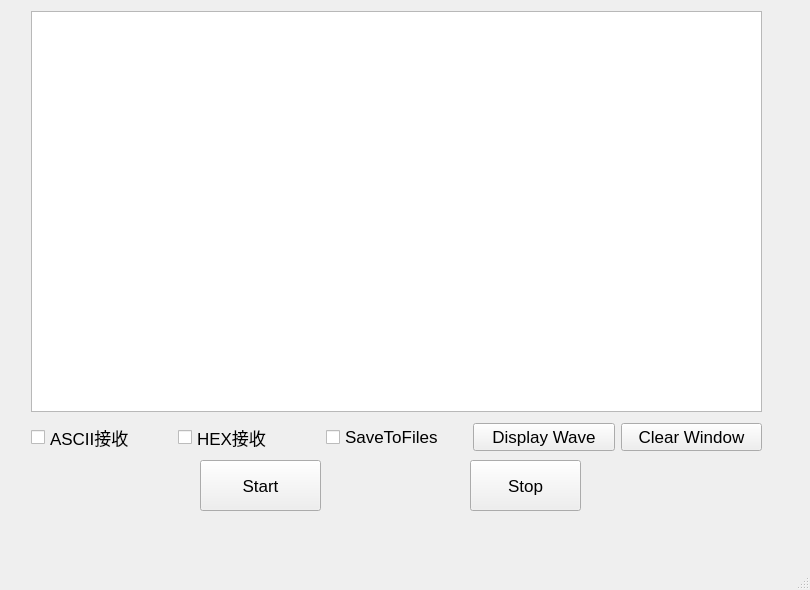
Before: the Qt Designer form mainwindow.ui in DIWEIKA/Qt_UDP_DAS_v6.5.2, drawn with Qt 5.
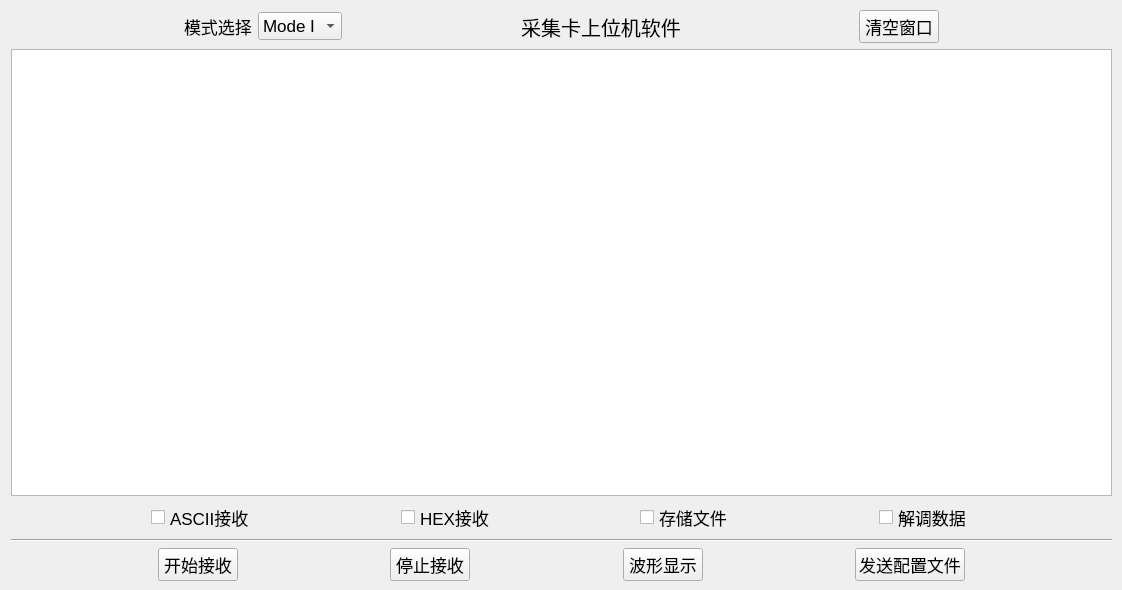
After: the same form once the commit is applied.

Commit message: 第四次提交 加入了模式二 添加了串口发送功能

```diff
--- a/mainwindow.ui
+++ b/mainwindow.ui
@@ -6,7 +6,7 @@
    <rect>
     <x>0</x>
     <y>0</y>
-    <width>810</width>
+    <width>1122</width>
     <height>590</height>
    </rect>
   </property>
@@ -19,101 +19,323 @@
    <string>MainWindow</string>
   </property>
   <widget class="QWidget" name="centralwidget">
-   <widget class="QPushButton" name="pushButton_Start">
+   <widget class="QWidget" name="">
     <property name="geometry">
      <rect>
-      <x>200</x>
-      <y>460</y>
-      <width>121</width>
-      <height>51</height>
+      <x>11</x>
+      <y>10</y>
+      <width>1101</width>
+      <height>571</height>
      </rect>
     </property>
-    <property name="text">
-     <string>Start</string>
-    </property>
-   </widget>
-   <widget class="QPushButton" name="pushButton_Stop">
-    <property name="geometry">
-     <rect>
-      <x>470</x>
-      <y>460</y>
-      <width>111</width>
-      <height>51</height>
-     </rect>
-    </property>
-    <property name="text">
-     <string>Stop</string>
-    </property>
-   </widget>
-   <widget class="QPlainTextEdit" name="textEdit_Msg">
-    <property name="geometry">
-     <rect>
-      <x>31</x>
-      <y>11</y>
-      <width>731</width>
-      <height>401</height>
-     </rect>
-    </property>
-   </widget>
-   <widget class="QWidget" name="layoutWidget">
-    <property name="geometry">
-     <rect>
-      <x>31</x>
-      <y>421</y>
-      <width>731</width>
-      <height>33</height>
-     </rect>
-    </property>
-    <layout class="QHBoxLayout" name="horizontalLayout">
+    <layout class="QVBoxLayout" name="verticalLayout">
      <item>
-      <widget class="QCheckBox" name="checkBox_ASCII">
-       <property name="text">
-        <string>ASCII接收</string>
-       </property>
-      </widget>
+      <layout class="QHBoxLayout" name="horizontalLayout_3">
+       <item>
+        <spacer name="horizontalSpacer_12">
+         <property name="orientation">
+          <enum>Qt::Horizontal</enum>
+         </property>
+         <property name="sizeHint" stdset="0">
+          <size>
+           <width>40</width>
+           <height>20</height>
+          </size>
+         </property>
+        </spacer>
+       </item>
+       <item>
+        <widget class="QLabel" name="label_2">
+         <property name="text">
+          <string>模式选择</string>
+         </property>
+        </widget>
+       </item>
+       <item>
+        <widget class="QComboBox" name="comboBox_Mode">
+         <item>
+          <property name="text">
+           <string>Mode I</string>
+          </property>
+         </item>
+         <item>
+          <property name="text">
+           <string>Mode II</string>
+          </property>
+         </item>
+        </widget>
+       </item>
+       <item>
+        <spacer name="horizontalSpacer_11">
+         <property name="orientation">
+          <enum>Qt::Horizontal</enum>
+         </property>
+         <property name="sizeHint" stdset="0">
+          <size>
+           <width>40</width>
+           <height>20</height>
+          </size>
+         </property>
+        </spacer>
+       </item>
+       <item>
+        <widget class="QLabel" name="label">
+         <property name="font">
+          <font>
+           <family>Microsoft YaHei UI</family>
+           <pointsize>15</pointsize>
+          </font>
+         </property>
+         <property name="text">
+          <string>采集卡上位机软件</string>
+         </property>
+         <property name="alignment">
+          <set>Qt::AlignCenter</set>
+         </property>
+        </widget>
+       </item>
+       <item>
+        <spacer name="horizontalSpacer_13">
+         <property name="orientation">
+          <enum>Qt::Horizontal</enum>
+         </property>
+         <property name="sizeHint" stdset="0">
+          <size>
+           <width>40</width>
+           <height>20</height>
+          </size>
+         </property>
+        </spacer>
+       </item>
+       <item>
+        <widget class="QPushButton" name="pushButton_Clear">
+         <property name="text">
+          <string>清空窗口</string>
+         </property>
+        </widget>
+       </item>
+       <item>
+        <spacer name="horizontalSpacer_14">
+         <property name="orientation">
+          <enum>Qt::Horizontal</enum>
+         </property>
+         <property name="sizeHint" stdset="0">
+          <size>
+           <width>40</width>
+           <height>20</height>
+          </size>
+         </property>
+        </spacer>
+       </item>
+      </layout>
      </item>
      <item>
-      <widget class="QCheckBox" name="checkBox_Hex">
-       <property name="text">
-        <string>HEX接收</string>
-       </property>
-      </widget>
+      <widget class="QPlainTextEdit" name="textEdit_Msg"/>
      </item>
      <item>
-      <widget class="QCheckBox" name="checkBox_Save">
-       <property name="text">
-        <string>SaveToFiles</string>
-       </property>
-      </widget>
+      <layout class="QHBoxLayout" name="horizontalLayout">
+       <item>
+        <spacer name="horizontalSpacer_7">
+         <property name="orientation">
+          <enum>Qt::Horizontal</enum>
+         </property>
+         <property name="sizeHint" stdset="0">
+          <size>
+           <width>40</width>
+           <height>20</height>
+          </size>
+         </property>
+        </spacer>
+       </item>
+       <item>
+        <widget class="QCheckBox" name="checkBox_ASCII">
+         <property name="text">
+          <string>ASCII接收</string>
+         </property>
+        </widget>
+       </item>
+       <item>
+        <spacer name="horizontalSpacer_8">
+         <property name="orientation">
+          <enum>Qt::Horizontal</enum>
+         </property>
+         <property name="sizeHint" stdset="0">
+          <size>
+           <width>40</width>
+           <height>20</height>
+          </size>
+         </property>
+        </spacer>
+       </item>
+       <item>
+        <widget class="QCheckBox" name="checkBox_Hex">
+         <property name="text">
+          <string>HEX接收</string>
+         </property>
+        </widget>
+       </item>
+       <item>
+        <spacer name="horizontalSpacer_9">
+         <property name="orientation">
+          <enum>Qt::Horizontal</enum>
+         </property>
+         <property name="sizeHint" stdset="0">
+          <size>
+           <width>40</width>
+           <height>20</height>
+          </size>
+         </property>
+        </spacer>
+       </item>
+       <item>
+        <widget class="QCheckBox" name="checkBox_Save">
+         <property name="text">
+          <string>存储文件</string>
+         </property>
+        </widget>
+       </item>
+       <item>
+        <spacer name="horizontalSpacer_5">
+         <property name="orientation">
+          <enum>Qt::Horizontal</enum>
+         </property>
+         <property name="sizeHint" stdset="0">
+          <size>
+           <width>40</width>
+           <height>20</height>
+          </size>
+         </property>
+        </spacer>
+       </item>
+       <item>
+        <widget class="QCheckBox" name="checkBox_Demo">
+         <property name="text">
+          <string>解调数据</string>
+         </property>
+        </widget>
+       </item>
+       <item>
+        <spacer name="horizontalSpacer_10">
+         <property name="orientation">
+          <enum>Qt::Horizontal</enum>
+         </property>
+         <property name="sizeHint" stdset="0">
+          <size>
+           <width>40</width>
+           <height>20</height>
+          </size>
+         </property>
+        </spacer>
+       </item>
+      </layout>
      </item>
      <item>
-      <widget class="QPushButton" name="pushButton_Display">
-       <property name="text">
-        <string>Display Wave</string>
+      <widget class="Line" name="line">
+       <property name="orientation">
+        <enum>Qt::Horizontal</enum>
        </property>
       </widget>
      </item>
      <item>
-      <widget class="QPushButton" name="pushButton_Clear">
-       <property name="text">
-        <string>Clear Window</string>
-       </property>
-      </widget>
+      <layout class="QHBoxLayout" name="horizontalLayout_2">
+       <item>
+        <spacer name="horizontalSpacer">
+         <property name="orientation">
+          <enum>Qt::Horizontal</enum>
+         </property>
+         <property name="sizeHint" stdset="0">
+          <size>
+           <width>40</width>
+           <height>20</height>
+          </size>
+         </property>
+        </spacer>
+       </item>
+       <item>
+        <widget class="QPushButton" name="pushButton_Start">
+         <property name="text">
+          <string>开始接收</string>
+         </property>
+        </widget>
+       </item>
+       <item>
+        <spacer name="horizontalSpacer_2">
+         <property name="orientation">
+          <enum>Qt::Horizontal</enum>
+         </property>
+         <property name="sizeHint" stdset="0">
+          <size>
+           <width>40</width>
+           <height>20</height>
+          </size>
+         </property>
+        </spacer>
+       </item>
+       <item>
+        <widget class="QPushButton" name="pushButton_Stop">
+         <property name="text">
+          <string>停止接收</string>
+         </property>
+        </widget>
+       </item>
+       <item>
+        <spacer name="horizontalSpacer_3">
+         <property name="orientation">
+          <enum>Qt::Horizontal</enum>
+         </property>
+         <property name="sizeHint" stdset="0">
+          <size>
+           <width>40</width>
+           <height>20</height>
+          </size>
+         </property>
+        </spacer>
+       </item>
+       <item>
+        <widget class="QPushButton" name="pushButton_Display">
+         <property name="text">
+          <string>波形显示</string>
+         </property>
+        </widget>
+       </item>
+       <item>
+        <spacer name="horizontalSpacer_6">
+         <property name="orientation">
+          <enum>Qt::Horizontal</enum>
+         </property>
+         <property name="sizeHint" stdset="0">
+          <size>
+           <width>40</width>
+           <height>20</height>
+          </size>
+         </property>
+        </spacer>
+       </item>
+       <item>
+        <widget class="QPushButton" name="pushButton_Send">
+         <property name="text">
+          <string>发送配置文件</string>
+         </property>
+        </widget>
+       </item>
+       <item>
+        <spacer name="horizontalSpacer_4">
+         <property name="orientation">
+          <enum>Qt::Horizontal</enum>
+         </property>
+         <property name="sizeHint" stdset="0">
+          <size>
+           <width>40</width>
+           <height>20</height>
+          </size>
+         </property>
+        </spacer>
+       </item>
+      </layout>
      </item>
     </layout>
    </widget>
   </widget>
-  <widget class="QMenuBar" name="menubar">
-   <property name="geometry">
-    <rect>
-     <x>0</x>
-     <y>0</y>
-     <width>810</width>
-     <height>28</height>
-    </rect>
-   </property>
-  </widget>
-  <widget class="QStatusBar" name="statusbar"/>
  </widget>
  <resources/>
  <connections/>
```
The commit also changes 22 other files.
